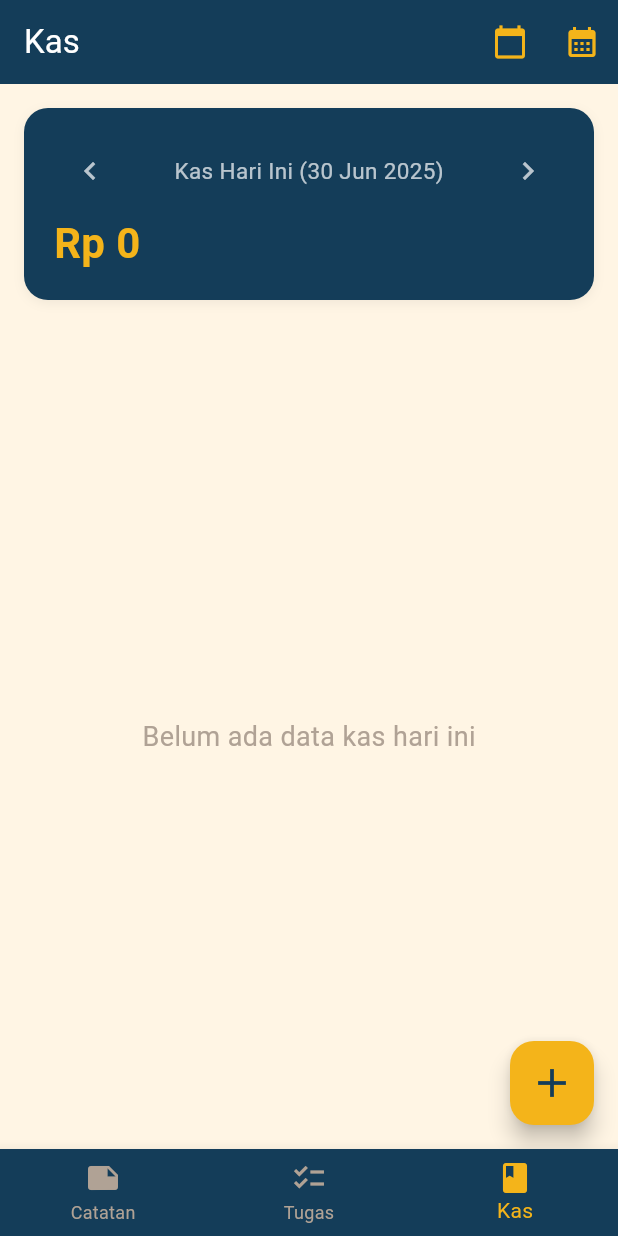
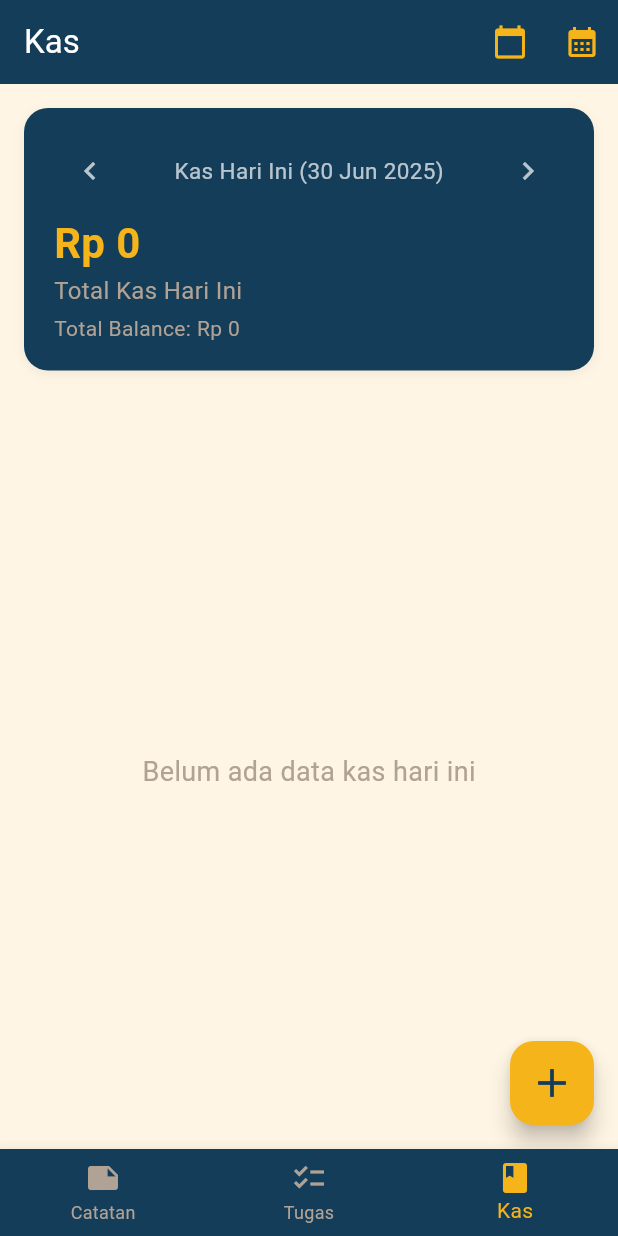
Before and after one commit to deka0305/catatan_simpel, a Flutter app: the screen it shows after launch, item 3 of the bottom bar chosen, on a phone screen of 412 x 824 dp. Run offline on Flutter 3.47's test engine with Material 3 defaults, Android fonts, the light colour scheme and no system bars; our stand-ins replace share_plus, sqflite; accounts and stored records are empty.

Commit message:
Menambahkan tampilan total kas hari ini pada halaman Kas

```diff
--- a/lib/kas_page.dart
+++ b/lib/kas_page.dart
@@ -391,6 +391,27 @@
                     color: Color(0xFFF4B41A),
                     fontWeight: FontWeight.bold,
                     fontSize: 28,
+                  ),
+                ),
+                Row(
+                  children: [
+                  Expanded(
+                    child: Text(
+                      'Total Kas Hari Ini',
+                      style: const TextStyle(
+                        color: Color(0xFFB0A295),
+                        fontSize: 16,
+                      ),
+                    ),
+                  ),
+                ],
+                ),
+                const SizedBox(height: 4),
+                Text(
+                    'Total Balance: Rp ${NumberFormat('#,##0', 'id_ID').format(totalKas)}',
+                  style: const TextStyle(
+                    color: Color(0xFFB0A295),
+                    fontSize: 14,
                   ),
                 ),
               ],
```
